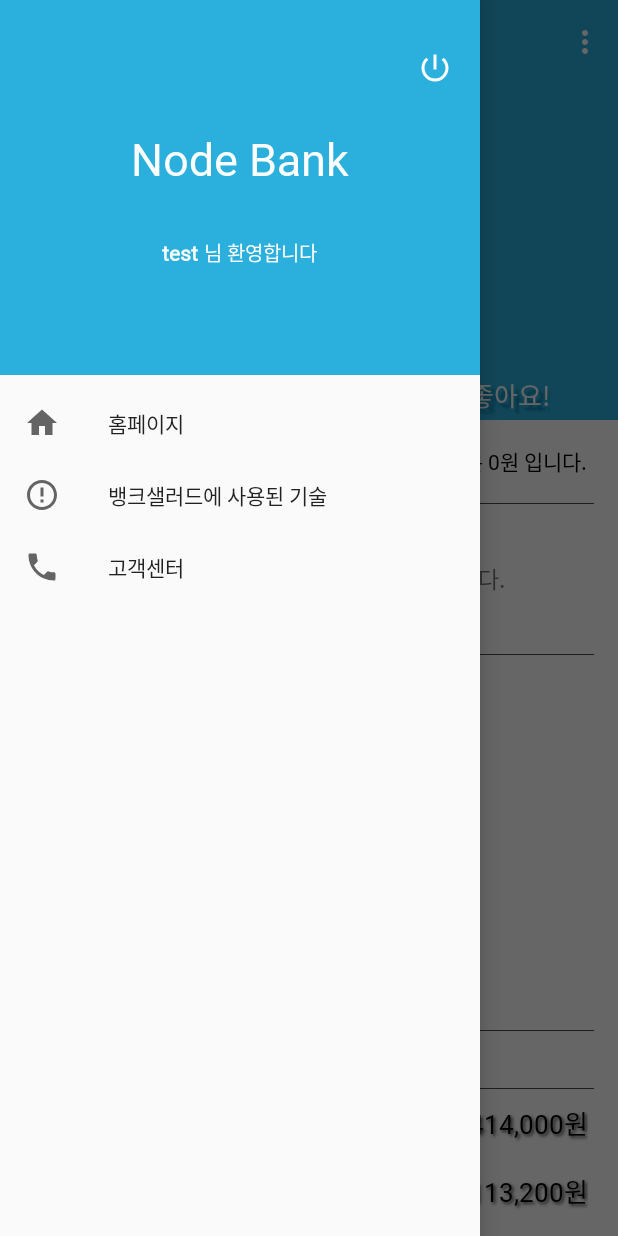
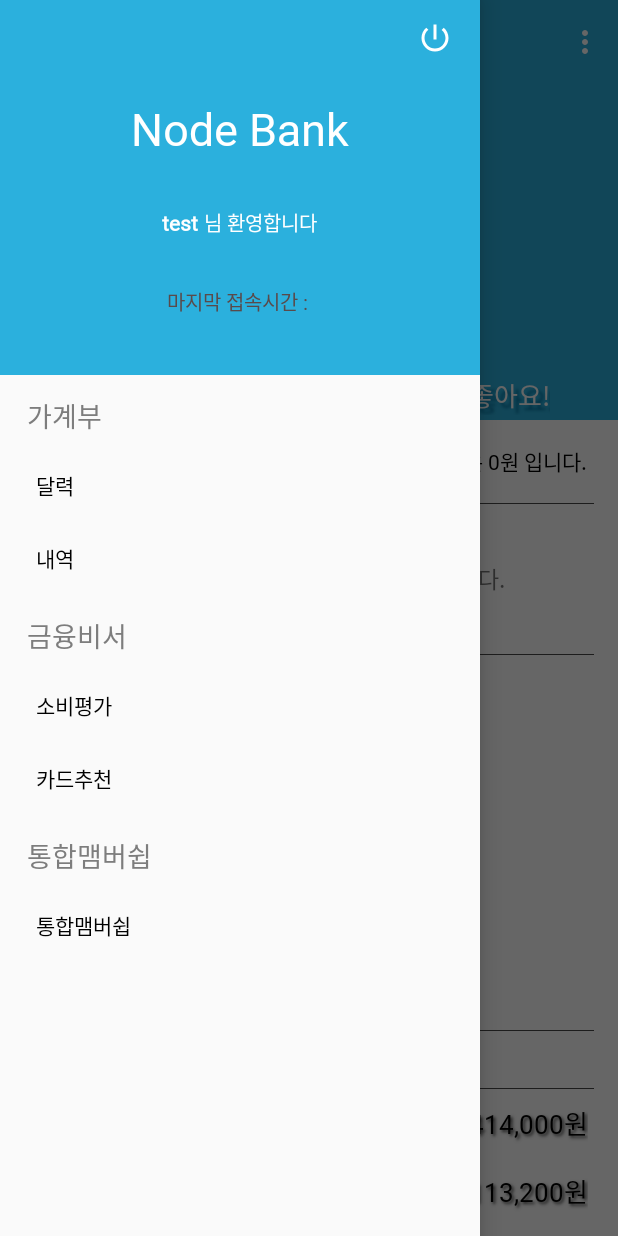
Before and after one commit to MGBankNode/MGBankApp, an Android app: the MainActivity screen opened directly, with no data from a screen before it, with the side drawer open, on a phone screen of 412 x 824 dp. Run offline under Robolectric (Android 15) with nearby library versions, the phone set to English and light mode, and no system bars; plain views replace PieChart; 28 statements that could not run were skipped.

Commit message:
modify menu UI

```diff
--- a/graduationProject/myapp/src/main/AndroidManifest.xml
+++ b/graduationProject/myapp/src/main/AndroidManifest.xml
@@ -18,6 +18,7 @@
         android:roundIcon="@mipmap/ic_launcher_round"
         android:supportsRtl="true"
         android:theme="@style/AppTheme">
+
         <activity
             android:name=".MainScreen"
             android:screenOrientation="portrait">
@@ -28,10 +29,7 @@
             android:screenOrientation="portrait" >
             <intent-filter>
                 <action android:name="android.intent.action.MAIN" />
-                <action android:name="android.intent.action.SEND"/>
-                <action android:name="android.intent.action.SEND_MULTIPLE"/>
                 <category android:name="android.intent.category.LAUNCHER" />
-                <data android:mimeType="text/plane"/>
             </intent-filter>
         </activity>
 
@@ -40,7 +38,6 @@
             android:label=""
             android:theme="@style/AppTheme.NoActionBar">
         </activity>
-
 
         <activity android:name=".SignUpActivity"
             android:screenOrientation="portrait">
--- a/graduationProject/myapp/src/main/java/com/example/myapp/MainActivity.java
+++ b/graduationProject/myapp/src/main/java/com/example/myapp/MainActivity.java
@@ -15,14 +15,23 @@ import android.support.v7.app.AppCompatActivity;
 import android.support.v7.widget.Toolbar;
 
 import android.text.Html;
+import android.util.Log;
 import android.view.Menu;
 import android.view.MenuItem;
 import android.view.View;
+import android.view.ViewGroup;
+import android.widget.AbsListView;
+import android.widget.AdapterView;
 import android.widget.ImageView;
 
+import android.widget.LinearLayout;
+import android.widget.ListAdapter;
+import android.widget.ListView;
 import android.widget.TextView;
 
 import android.app.AlertDialog;
+
+import java.util.ArrayList;
 
 
 public class MainActivity extends AppCompatActivity
@@ -32,11 +41,15 @@ public class MainActivity extends AppCompatActivity
     TextView welcomeTextView;
     ImageView closeMenu;
 
+    private ListView menu1list;
+    private ListView menu2list;
+    private ListView menu3list;
+
     Toolbar toolbar;
 
     final FragmentManager fm = getSupportFragmentManager();
     private backPressCloseHandler backPressCloseHandler;
-    private Intent intent;
+
 
     @Override
     protected void onCreate(Bundle savedInstanceState) {
@@ -58,7 +71,83 @@ public class MainActivity extends AppCompatActivity
 
         backPressCloseHandler = new backPressCloseHandler(this);
 
+        menu1list = findViewById(R.id.menu1_list);
+        menu2list = findViewById(R.id.menu2_list);
+        menu3list = findViewById(R.id.menu3_list);
 
+        ArrayList<String> menu1items = new ArrayList<>();
+        ArrayList<String> menu2items = new ArrayList<>();
+        ArrayList<String> menu3items = new ArrayList<>();
+
+        menu1items.add("달력");
+        menu1items.add("내역");
+        menu2items.add("소비평가");
+        menu2items.add("카드추천");
+        menu3items.add("통합맴버쉽");
+
+        MainMenuListviewAdapter menu1ListviewAdapter = new MainMenuListviewAdapter(this, menu1items ,R.layout.mainmenuitem);
+        MainMenuListviewAdapter menu2ListviewAdapter = new MainMenuListviewAdapter(this, menu2items ,R.layout.mainmenuitem);
+        MainMenuListviewAdapter menu3ListviewAdapter = new MainMenuListviewAdapter(this, menu3items ,R.layout.mainmenuitem);
+        menu1list.setAdapter(menu1ListviewAdapter);
+        menu2list.setAdapter(menu2ListviewAdapter);
+        menu3list.setAdapter(menu3ListviewAdapter);
+
+        menu1list.setOnItemClickListener(new AdapterView.OnItemClickListener() {
+            @Override
+            public void onItemClick(AdapterView<?> parent, View view, int position, long id) {
+                switch (position) {
+
+                    case 0:
+                        fr = new fragment_menu1();
+                        fr.setArguments(makeBundle("apage", 0));
+                        break;
+
+                    case 1:
+                        fr = new fragment_menu1();
+                        fr.setArguments(makeBundle("apage", 1));
+                        break;
+
+                }
+                   changeFragment(fr);
+            }
+        });
+        menu2list.setOnItemClickListener(new AdapterView.OnItemClickListener() {
+            @Override
+            public void onItemClick(AdapterView<?> parent, View view, int position, long id) {
+                switch (position) {
+                    case 0:
+                        fr = new consumptionEvaluation_viewPager();
+                        fr.setArguments(makeBundle("cpage", 0));
+                        break;
+
+                    case 1:
+                        fr = new consumptionEvaluation_viewPager();
+                        fr.setArguments(makeBundle("cpage", 1));
+                        break;
+                }
+                changeFragment(fr);
+            }
+        });
+
+        menu3list.setOnItemClickListener(new AdapterView.OnItemClickListener() {
+            @Override
+            public void onItemClick(AdapterView<?> parent, View view, int position, long id) {
+                switch (position) {
+                    case 0:
+                        fr = new fragment_menu3();
+                        break;
+                }
+                changeFragment(fr);
+            }
+        });
+    }
+
+
+
+    public Bundle makeBundle(String str, int num) {
+        Bundle bundle = new Bundle(1);
+        bundle.putInt(str, num);
+        return bundle;
     }
 
     @Override
@@ -142,13 +231,7 @@ public class MainActivity extends AppCompatActivity
 
         }
 
-        FragmentManager fm = getSupportFragmentManager();
-        FragmentTransaction fragmentTransaction = fm.beginTransaction();
-        fragmentTransaction.replace(R.id.dynamic_mainFragment, fr);
-        fragmentTransaction.commit();
-
-        DrawerLayout drawer = findViewById(R.id.drawer_layout);
-        drawer.closeDrawer(GravityCompat.START);
+        changeFragment(fr);
 
         if(!url.equals("")) {
             Intent myIntent = new Intent(Intent.ACTION_VIEW, Uri.parse(url));
@@ -158,25 +241,16 @@ public class MainActivity extends AppCompatActivity
 
         return true;
     }
-    public void onMenuBtnClicked(View view) {
 
-//        switch (view.getId()) {
-//            case (R.id.menuBtn1) :
-//                fr = new fragment_menu1();
-//                break;
-//
-//            case (R.id.menuBtn2) :
-//                fr = new consumptionEvaluation_viewPager();
-//                break;
-//
-//            case (R.id.menuBtn3) :
-//                fr = new fragment_menu3();
-//                break;
-//
-//            default:
-//                break;
-//        }
 
+    public void onDetailBtnClicked(View view) {
+        Fragment detailFragment = new consumptionReportFragment();
+        FragmentTransaction fragmentTransaction = fm.beginTransaction();
+        fragmentTransaction.replace(R.id.fragmentContainer_viewpager, detailFragment);
+        fragmentTransaction.commit();
+    }
+
+    public void changeFragment(Fragment fr) {
         FragmentManager fm = getSupportFragmentManager();
         FragmentTransaction fragmentTransaction = fm.beginTransaction();
         fragmentTransaction.replace(R.id.dynamic_mainFragment, fr);
@@ -186,11 +260,4 @@ public class MainActivity extends AppCompatActivity
         drawer.closeDrawer(GravityCompat.START);
     }
 
-    public void onDetailBtnClicked(View view) {
-        Fragment detailFragment = new consumptionReportFragment();
-        FragmentTransaction fragmentTransaction = fm.beginTransaction();
-        fragmentTransaction.replace(R.id.fragmentContainer_viewpager, detailFragment);
-        fragmentTransaction.commit();
-    }
-
 }
--- /dev/null
+++ b/graduationProject/myapp/src/main/java/com/example/myapp/MainMenuListviewAdapter.java
@@ -0,0 +1,55 @@
+package com.example.myapp;
+
+import android.content.Context;
+import android.graphics.Color;
+import android.view.LayoutInflater;
+import android.view.View;
+import android.view.ViewGroup;
+import android.widget.BaseAdapter;
+import android.widget.TextView;
+
+import java.util.ArrayList;
+
+public class MainMenuListviewAdapter extends BaseAdapter {
+
+    private LayoutInflater inflater;
+    private ArrayList<String> data;
+    private int layout;
+
+    public MainMenuListviewAdapter(Context context, ArrayList<String> data, int layout) {
+        this.inflater = (LayoutInflater)context.getSystemService(Context.LAYOUT_INFLATER_SERVICE);
+        this.data = data;
+        this.layout = layout;
+    }
+
+
+
+    @Override
+    public int getCount() {
+        return data.size();
+    }
+
+    @Override
+    public Object getItem(int position) {
+        return data.get(position);
+    }
+
+    @Override
+    public long getItemId(int position) {
+        return position;
+    }
+
+
+    @Override
+    public View getView(int position, View convertView, ViewGroup parent) {
+        if(convertView==null){
+            convertView=inflater.inflate(layout,parent,false);
+        }
+
+        TextView menu1test = convertView.findViewById(R.id.menuText);
+        menu1test.setText(data.get(position));
+
+
+        return convertView;
+    }
+}
--- a/graduationProject/myapp/src/main/java/com/example/myapp/consumptionEvaluationFragment.java
+++ b/graduationProject/myapp/src/main/java/com/example/myapp/consumptionEvaluationFragment.java
@@ -40,7 +40,6 @@ public class consumptionEvaluationFragment extends Fragment {
         reportListviewAdapter reportListviewAdapter = new reportListviewAdapter(getContext(), R.layout.report_list_item, reportElements);
         reportListView.setAdapter(reportListviewAdapter);
 
-
         return view;
     }
 
--- a/graduationProject/myapp/src/main/java/com/example/myapp/consumptionEvaluation_viewPager.java
+++ b/graduationProject/myapp/src/main/java/com/example/myapp/consumptionEvaluation_viewPager.java
@@ -7,6 +7,7 @@ import android.support.v4.app.Fragment;
 import android.support.v4.app.FragmentActivity;
 import android.support.v4.app.FragmentManager;
 import android.support.v4.view.ViewPager;
+import android.util.Log;
 import android.view.LayoutInflater;
 import android.view.View;
 import android.view.ViewGroup;
@@ -31,6 +32,8 @@ public class consumptionEvaluation_viewPager extends Fragment {
     public View onCreateView(LayoutInflater inflater, ViewGroup container, Bundle savedInstanceState) {
         View view = inflater.inflate(R.layout.viewpager_consumption_analysis, container, false) ;
 
+        int pageNum = getArguments().getInt("cpage");
+
         // tab part
         tabLayout = view.findViewById(R.id.layout_tab);
         tabLayout.addTab(tabLayout.newTab().setText("소비평가"));
@@ -44,6 +47,7 @@ public class consumptionEvaluation_viewPager extends Fragment {
         contentsPagerAdapter = new ContentsPagerAdapter(fragmanager, tabLayout.getTabCount());
 
         viewPager.setAdapter(contentsPagerAdapter);
+        viewPager.setCurrentItem(pageNum);
 
 
         viewPager.addOnPageChangeListener(new TabLayout.TabLayoutOnPageChangeListener(tabLayout));
--- a/graduationProject/myapp/src/main/java/com/example/myapp/fragment_menu1.java
+++ b/graduationProject/myapp/src/main/java/com/example/myapp/fragment_menu1.java
@@ -35,11 +35,12 @@ public class fragment_menu1 extends Fragment {
 
     @Override
     public void onActivityCreated(@Nullable Bundle savedInstanceState) {
+        int pageNum = getArguments().getInt("apage");
 
-        pager = (ViewPager)getView().findViewById(R.id.pager);
+        pager = getView().findViewById(R.id.pager);
 
         pager.setAdapter(new pagerAdapter(getFragmentManager()));
-        pager.setCurrentItem(0);
+        pager.setCurrentItem(pageNum);
 
         pager.addOnPageChangeListener(new TabLayout.TabLayoutOnPageChangeListener(tabLayout));
         tabLayout.addOnTabSelectedListener(new TabLayout.OnTabSelectedListener() {
--- a/graduationProject/myapp/src/main/java/com/example/myapp/loginActivity.java
+++ b/graduationProject/myapp/src/main/java/com/example/myapp/loginActivity.java
@@ -70,7 +70,6 @@ public class loginActivity extends AppCompatActivity {
                 startActivity(intentSignup);
             }
         });
-
     }
 
     public void showToast() {
--- a/graduationProject/myapp/src/main/res/layout/activity_main.xml
+++ b/graduationProject/myapp/src/main/res/layout/activity_main.xml
@@ -18,8 +18,78 @@
         android:layout_height="match_parent"
         android:layout_gravity="start"
         android:fitsSystemWindows="true"
-        app:headerLayout="@layout/header"
-        app:menu="@menu/activity_main_drawer" />
+        >
+
+            <LinearLayout
+                android:layout_width="match_parent"
+                android:layout_height="match_parent"
+                android:orientation="vertical">
+
+                <include layout="@layout/header"/>
+
+                <LinearLayout
+                    android:layout_width="match_parent"
+                    android:layout_height="wrap_content"
+                    android:layout_marginLeft="10dp"
+                    android:orientation="vertical">
+
+                    <TextView
+                        android:layout_width="wrap_content"
+                        android:layout_height="wrap_content"
+                        android:layout_marginTop="5dp"
+                        android:padding="8dp"
+                        android:text="가계부"
+                        android:textSize="18dp"
+                        android:textColor="#7D7D7D"
+                        android:fontFamily="@font/menufont"
+                        />
+
+                    <ListView
+                        android:id="@+id/menu1_list"
+                        android:layout_width="match_parent"
+                        android:layout_height="wrap_content"
+                        android:divider="#00000000"/>
+
+                    <TextView
+                        android:layout_width="wrap_content"
+                        android:layout_height="wrap_content"
+                        android:padding="8dp"
+                        android:layout_marginTop="5dp"
+                        android:text="금융비서"
+                        android:textSize="18dp"
+                        android:textColor="#7D7D7D"
+                        android:fontFamily="@font/menufont"
+                        />
+
+                    <ListView
+                        android:id="@+id/menu2_list"
+                        android:layout_width="match_parent"
+                        android:layout_height="wrap_content"
+                        android:divider="#00000000"/>
+
+                    <TextView
+                        android:layout_width="wrap_content"
+                        android:layout_height="wrap_content"
+                        android:padding="8dp"
+                        android:layout_marginTop="5dp"
+                        android:text="통합맴버쉽"
+                        android:textSize="18dp"
+                        android:textColor="#7D7D7D"
+                        android:fontFamily="@font/menufont"
+                        />
+
+                    <ListView
+                        android:id="@+id/menu3_list"
+                        android:layout_width="match_parent"
+                        android:layout_height="wrap_content"
+                        android:divider="#00000000"/>
+                </LinearLayout>
+
+            </LinearLayout>
+
+
+    </android.support.design.widget.NavigationView>
+
 
 
 </android.support.v4.widget.DrawerLayout>
--- a/graduationProject/myapp/src/main/res/layout/header.xml
+++ b/graduationProject/myapp/src/main/res/layout/header.xml
@@ -64,8 +64,18 @@
             android:fontFamily="@font/malgun"
             />
 
+    </LinearLayout>
 
-    </LinearLayout>
+    <TextView
+        android:layout_width="wrap_content"
+        android:layout_height="wrap_content"
+        android:layout_gravity="center"
+        android:layout_marginTop="20dp"
+        android:text="마지막 접속시간 : "
+        android:textColor="#5A4A4A"
+        android:textSize="13dp"
+        android:fontFamily="@font/malgun"
+        />
 
 <LinearLayout
     android:layout_width="match_parent"
--- /dev/null
+++ b/graduationProject/myapp/src/main/res/layout/mainmenuitem.xml
@@ -0,0 +1,19 @@
+<?xml version="1.0" encoding="utf-8"?>
+<LinearLayout
+    xmlns:android="http://schemas.android.com/apk/res/android"
+    android:layout_width="match_parent"
+    android:layout_height="match_parent"
+    android:orientation="vertical">
+
+    <TextView
+        android:id="@+id/menuText"
+        android:layout_width="wrap_content"
+        android:layout_height="wrap_content"
+        android:padding="14dp"
+        android:text="test"
+        android:textSize="14dp"
+        android:textColor="#000"
+        android:fontFamily="@font/menufont"
+        />
+
+</LinearLayout>
```
Also changed, not shown: graduationProject/myapp/src/main/res/layout/fragment_consumption_report.xml (+4 -5 lines), 1 other file.
